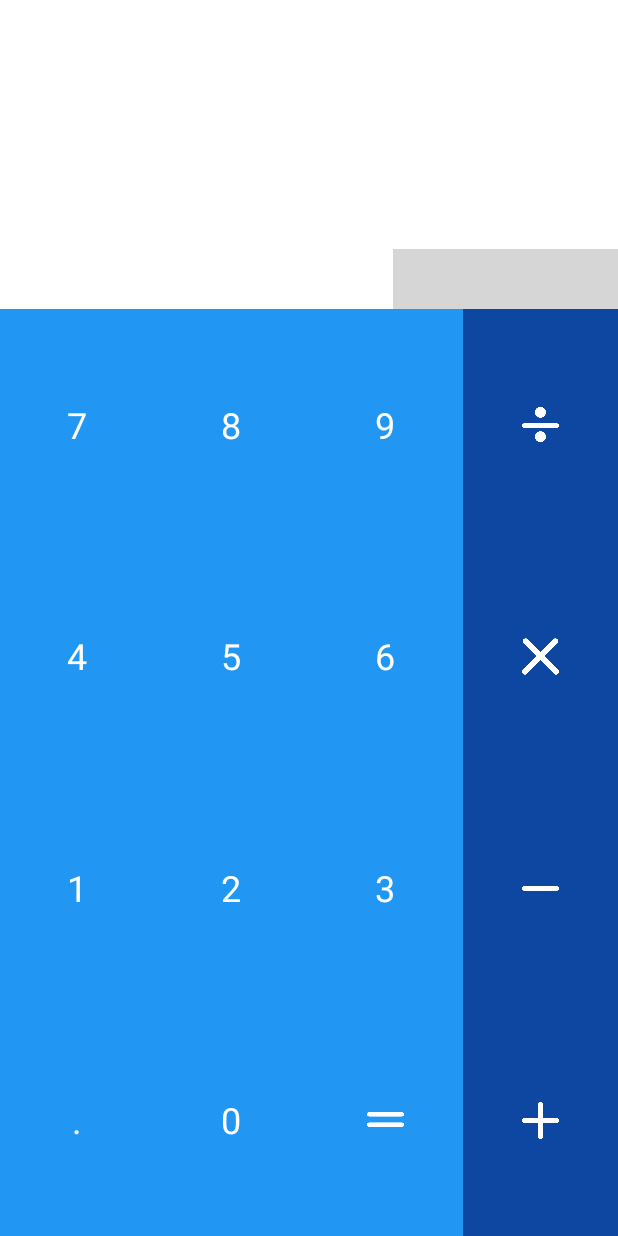
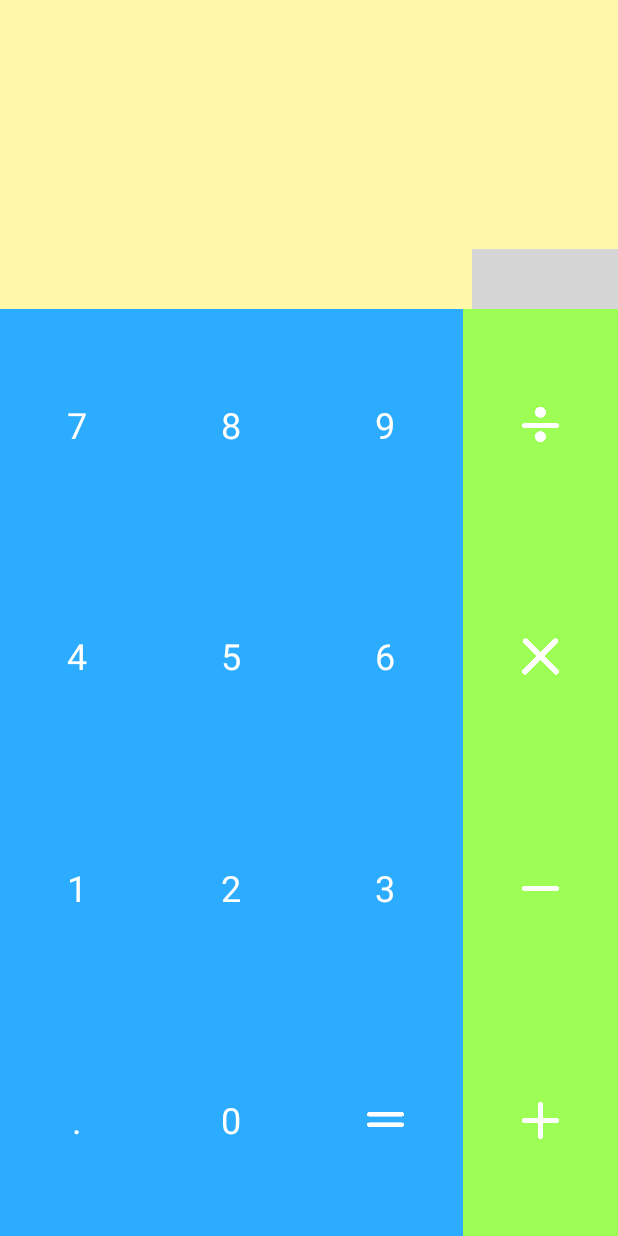
Before and after one commit to mariagarciaflores/android_basic, an Android app: the screen it shows after launch (MainActivity), on a phone screen of 412 x 824 dp. Run offline under Robolectric (Android 15) with nearby library versions, the phone set to English and light mode, and no system bars; grey boxes are pictures that could not be loaded.

Commit message:
enhanced calculator

```diff
--- a/Calculator/app/src/main/res/layout/activity_main.xml
+++ b/Calculator/app/src/main/res/layout/activity_main.xml
@@ -11,7 +11,7 @@
         android:layout_height="0dp"
         android:layout_weight="1"
         android:weightSum="2"
-        android:background="@color/background_results">
+        android:background="#fffff8aa">
 
         <TextView
             android:layout_width="fill_parent"
@@ -26,14 +26,14 @@
             android:layout_weight="2" />
 
         <ImageButton
-            android:layout_width="150dp"
+            android:layout_width="97dp"
             android:layout_height="40dp"
             android:id="@+id/btn_c"
             android:textAlignment="center"
 
             android:layout_gravity="right"
             android:layout_weight="1"
-            android:background="#ff703437"
+            android:background="#ff3cbbe5"
             android:scaleType="centerInside"
             android:src="@drawable/abc_ic_ab_back_mtrl_am_alpha" />
 
@@ -52,7 +52,7 @@
             android:layout_height="fill_parent"
             android:layout_weight="3"
             android:weightSum="4"
-            android:background="@color/background_numbers">
+            android:background="#ff2bacff">
 
             <LinearLayout
                 android:orientation="horizontal"
@@ -220,7 +220,7 @@
             android:layout_height="fill_parent"
             android:layout_weight="1"
             android:weightSum="4"
-            android:background="@color/background_operations">
+            android:background="#ff9dff56">
 
             <ImageButton
                 android:layout_width="35dp"
```
Also changed, not shown: Calculator/app/src/main/java/com/possiblelabs/calculator/MainActivity.java (+41 -54 lines), 21 other files.
